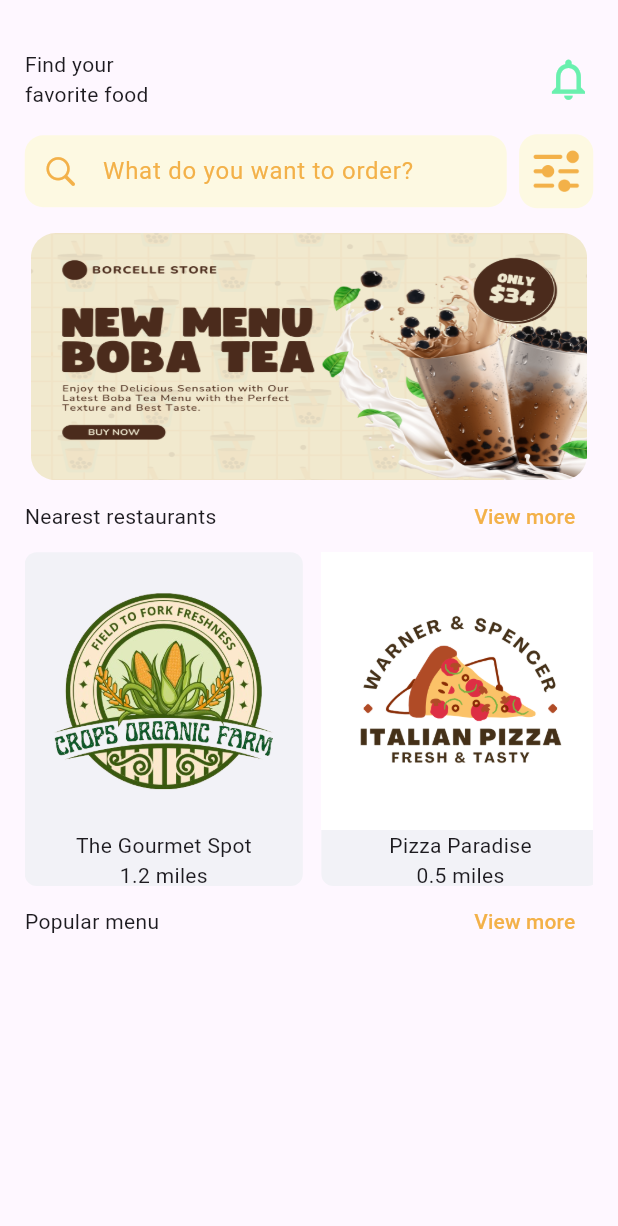
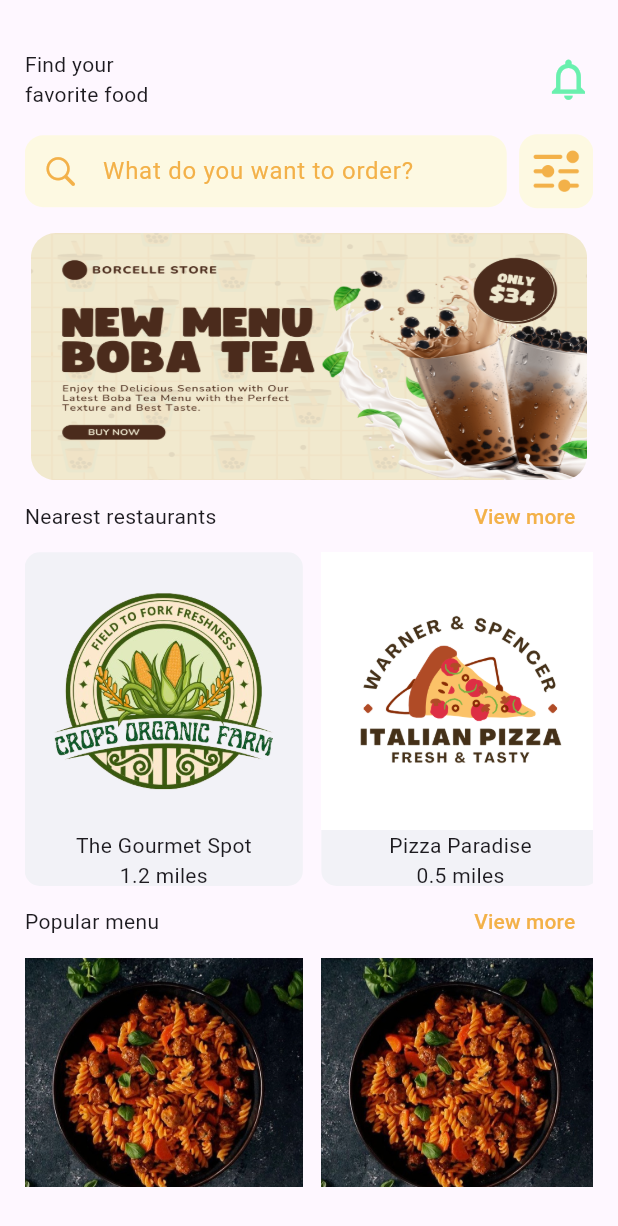
Before and after one commit to LeenAlsous/restaurants_ui, a Flutter app: the HomePage screen opened directly, on a phone screen of 412 x 824 dp. Shown: the top 1226 px of the screen. Run offline on Flutter 3.47's test engine with Material 3 defaults, Android fonts, the phone set to English and light mode, and no system bars; our stand-ins replace persistent_bottom_nav_bar_v2, sizer.

Commit message:
finished home page

```diff
--- /dev/null
+++ b/lib/business_logic/models/details.dart
@@ -0,0 +1,7 @@
+abstract class Details {
+  String get photo;
+
+  String get title;
+
+  String get subTitle;
+}
--- a/lib/business_logic/models/menu_item.dart
+++ b/lib/business_logic/models/menu_item.dart
@@ -1,8 +1,19 @@
-class MenuItem{
+import 'package:oop/business_logic/models/details.dart';
+
+class MenuItem implements Details {
   final int id;
   final String item;
-  final double price;
+  final String price;
   final String image;
 
-  const MenuItem(this. id, this.item, this.price, this.image);
+  const MenuItem(this.id, this.item, this.price, this.image);
+
+  @override
+  String get photo => image;
+
+  @override
+  String get title => item;
+
+  @override
+  String get subTitle => price;
 }
--- a/lib/business_logic/models/restaurants_info.dart
+++ b/lib/business_logic/models/restaurants_info.dart
@@ -1,6 +1,8 @@
+import 'package:oop/business_logic/models/details.dart';
+
 import 'menu_item.dart';
 
-class RestaurantsInfoModel {
+class RestaurantInfo implements Details {
   final String id;
   final String name;
   final String logo;
@@ -10,7 +12,7 @@
   final String tag;
   final List<MenuItem> items;
 
-  const RestaurantsInfoModel(
+  const RestaurantInfo(
       {required this.name,
       required this.logo,
       required this.distance,
@@ -19,4 +21,13 @@
       required this.tag,
       required this.id,
       required this.items});
+
+  @override
+  String get photo => logo;
+
+  @override
+  String get title => name;
+
+  @override
+  String get subTitle => distance;
 }
--- /dev/null
+++ b/lib/dummy_data/dummy_popular_menu.dart
@@ -0,0 +1,13 @@
+import 'package:oop/business_logic/models/menu_item.dart';
+
+const List<MenuItem> popularMenu = [
+  MenuItem(2, 'Filet Mignon', '39.99', 'assets/pasta.jpeg'),
+  MenuItem(3, 'BBQ Chicken Pizza', '18.99', 'assets/pasta.jpeg'),
+  MenuItem(2, 'Pepperoni Pizza', '16.99', 'assets/pasta.jpeg'),
+  MenuItem(4, 'Salmon Sashimi', '19.99', 'assets/pasta.jpeg'),
+  MenuItem(3, 'Quinoa Salad', '10.99', 'assets/pasta.jpeg'),
+  MenuItem(1, 'Chicken Taco', '3.99', 'assets/pasta.jpeg'),
+  MenuItem(2, 'Beef Taco', '4.49', 'assets/pasta.jpeg'),
+  MenuItem(3, 'Lasagna', '16.99', 'assets/pasta.jpeg'),
+  MenuItem(5, 'Red Velvet Cupcake', '2.99', 'assets/pasta.jpeg'),
+];
--- a/lib/dummy_data/restaurants_dummy_info.dart
+++ b/lib/dummy_data/restaurants_dummy_info.dart
@@ -1,7 +1,8 @@
 import 'package:oop/business_logic/models/menu_item.dart';
 import 'package:oop/business_logic/models/restaurants_info.dart';
-const dummyData = [
-  RestaurantsInfoModel(
+
+const restaurants = [
+  RestaurantInfo(
       id: '1',
       name: 'The Gourmet Spot',
       logo: 'assets/farm.png',
@@ -10,15 +11,15 @@
       rating: '4.8',
       tag: 'Fine Dining',
       items: [
-        MenuItem(1, 'Truffle Risotto', 25.99, 'assets/pasta.jpeg'),
-        MenuItem(2, 'Filet Mignon', 39.99, 'assets/pasta.jpeg'),
-        MenuItem(3, 'Lobster Bisque', 19.99, 'assets/pasta.jpeg'),
-        MenuItem(4, 'Duck Confit', 28.99, 'assets/pasta.jpeg'),
-        MenuItem(5, 'Chocolate Soufflé', 12.99, 'assets/pasta.jpeg'),
-        MenuItem(6, 'Wine Pairing', 15.99, 'assets/pasta.jpeg'),
+        MenuItem(1, 'Truffle Risotto', '25.99', 'assets/pasta.jpeg'),
+        MenuItem(2, 'Filet Mignon', '39.99', 'assets/pasta.jpeg'),
+        MenuItem(3, 'Lobster Bisque', '19.99', 'assets/pasta.jpeg'),
+        MenuItem(4, 'Duck Confit', '28.99', 'assets/pasta.jpeg'),
+        MenuItem(5, 'Chocolate Soufflé', '12.99', 'assets/pasta.jpeg'),
+        MenuItem(6, 'Wine Pairing', '15.99', 'assets/pasta.jpeg'),
       ]
   ),
-  RestaurantsInfoModel(
+  RestaurantInfo(
       id: '2',
       name: 'Pizza Paradise',
       logo: 'assets/pizza_logo.png',
@@ -27,15 +28,15 @@
       rating: '4.5',
       tag: 'Fast Food',
       items: [
-      MenuItem(1, 'Margherita Pizza', 14.99, 'assets/pasta.jpeg'),
-      MenuItem(2, 'Pepperoni Pizza', 16.99, 'assets/pasta.jpeg'),
-      MenuItem(3, 'BBQ Chicken Pizza', 18.99, 'assets/pasta.jpeg'),
-      MenuItem(4, 'Veggie Supreme Pizza', 15.99, 'assets/pasta.jpeg'),
-      MenuItem(5, 'Hawaiian Pizza', 17.99, 'assets/pasta.jpeg'),
-      MenuItem(6, 'Cheese Breadsticks', 8.99, 'assets/pasta.jpeg'),
+        MenuItem(1, 'Margherita Pizza', '14.99', 'assets/pasta.jpeg'),
+        MenuItem(2, 'Pepperoni Pizza', '16.99', 'assets/pasta.jpeg'),
+        MenuItem(3, 'BBQ Chicken Pizza', '18.99', 'assets/pasta.jpeg'),
+        MenuItem(4, 'Veggie Supreme Pizza', '15.99', 'assets/pasta.jpeg'),
+        MenuItem(5, 'Hawaiian Pizza', '17.99', 'assets/pasta.jpeg'),
+        MenuItem(6, 'Cheese Breadsticks', '8.99', 'assets/pasta.jpeg'),
       ]
   ),
-  RestaurantsInfoModel(
+  RestaurantInfo(
       id: '3',
       name: 'Sushi Haven',
       logo: 'assets/Japanese_food.png',
@@ -44,33 +45,32 @@
       rating: '4.7',
       tag: 'Japanese',
       items: [
-      MenuItem(1, 'California Roll', 12.99, 'assets/pasta.jpeg'),
-      MenuItem(2, 'Spicy Tuna Roll', 14.99, 'assets/pasta.jpeg'),
-      MenuItem(3, 'Dragon Roll', 16.99, 'assets/pasta.jpeg'),
-      MenuItem(4, 'Salmon Sashimi', 19.99, 'assets/pasta.jpeg'),
-      MenuItem(5, 'Miso Soup', 5.99, 'assets/pasta.jpeg'),
-      MenuItem(6, 'Green Tea Ice Cream', 6.99, 'assets/pasta.jpeg'),
+        MenuItem(1, 'California Roll', '12.99', 'assets/pasta.jpeg'),
+        MenuItem(2, 'Spicy Tuna Roll', '14.99', 'assets/pasta.jpeg'),
+        MenuItem(3, 'Dragon Roll', '16.99', 'assets/pasta.jpeg'),
+        MenuItem(4, 'Salmon Sashimi', '19.99', 'assets/pasta.jpeg'),
+        MenuItem(5, 'Miso Soup', '5.99', 'assets/pasta.jpeg'),
+        MenuItem(6, 'Green Tea Ice Cream', '6.99', 'assets/pasta.jpeg'),
       ]
   ),
-  RestaurantsInfoModel(
+  RestaurantInfo(
       id: '4',
       name: 'Veggie Delight',
-    // todo: make it with no background
       logo: 'assets/vegan.png',
       distance: '1.1 miles',
       description: 'A vegetarian and vegan restaurant with a variety of healthy options.',
       rating: '4.4',
       tag: 'Vegetarian',
       items: [
-      MenuItem(1, 'Grilled Vegetable Platter', 13.99, 'assets/pasta.jpeg'),
-      MenuItem(2, 'Vegan Burger', 11.99, 'assets/pasta.jpeg'),
-      MenuItem(3, 'Quinoa Salad', 10.99, 'assets/pasta.jpeg'),
-      MenuItem(4, 'Stuffed Peppers', 12.99, 'assets/pasta.jpeg'),
-      MenuItem(5, 'Vegan Chocolate Cake', 7.99, 'assets/pasta.jpeg'),
-      MenuItem(6, 'Fresh Juice', 5.99, 'assets/pasta.jpeg'),
+        MenuItem(1, 'Grilled Vegetable Platter', '13.99', 'assets/pasta.jpeg'),
+        MenuItem(2, 'Vegan Burger', '11.99', 'assets/pasta.jpeg'),
+        MenuItem(3, 'Quinoa Salad', '10.99', 'assets/pasta.jpeg'),
+        MenuItem(4, 'Stuffed Peppers', '12.99', 'assets/pasta.jpeg'),
+        MenuItem(5, 'Vegan Chocolate Cake', '7.99', 'assets/pasta.jpeg'),
+        MenuItem(6, 'Fresh Juice', '5.99', 'assets/pasta.jpeg'),
       ]
   ),
-  RestaurantsInfoModel(
+  RestaurantInfo(
       id: '5',
       name: 'Taco Town',
       logo: 'assets/taco.png',
@@ -79,33 +79,32 @@
       rating: '4.3',
       tag: 'Mexican',
       items: [
-      MenuItem(1, 'Chicken Taco', 3.99, 'assets/pasta.jpeg'),
-      MenuItem(2, 'Beef Taco', 4.49, 'assets/pasta.jpeg'),
-      MenuItem(3, 'Fish Taco', 4.99, 'assets/pasta.jpeg'),
-      MenuItem(4, 'Vegetarian Taco', 3.99, 'assets/pasta.jpeg'),
-      MenuItem(5, 'Churros', 5.49, 'assets/pasta.jpeg'),
-      MenuItem(6, 'Margarita', 7.99, 'assets/pasta.jpeg'),
+        MenuItem(1, 'Chicken Taco', '3.99', 'assets/pasta.jpeg'),
+        MenuItem(2, 'Beef Taco', '4.49', 'assets/pasta.jpeg'),
+        MenuItem(3, 'Fish Taco', '4.99', 'assets/pasta.jpeg'),
+        MenuItem(4, 'Vegetarian Taco', '3.99', 'assets/pasta.jpeg'),
+        MenuItem(5, 'Churros', '5.49', 'assets/pasta.jpeg'),
+        MenuItem(6, 'Margarita', '7.99', 'assets/pasta.jpeg'),
       ]
   ),
-  RestaurantsInfoModel(
+  RestaurantInfo(
       id: '6',
       name: 'Pasta Palace',
-    // todo: make it with no background
       logo: 'assets/fast_food.png',
       distance: '1.5 miles',
       description: 'An Italian restaurant with a range of classic and contemporary pasta dishes.',
       rating: '4.7',
       tag: 'Italian',
       items: [
-      MenuItem(1, 'Spaghetti Carbonara', 14.99, 'assets/pasta.jpeg'),
-      MenuItem(2, 'Fettuccine Alfredo', 13.99, 'assets/pasta.jpeg'),
-      MenuItem(3, 'Lasagna', 16.99, 'assets/pasta.jpeg'),
-      MenuItem(4, 'Pesto Penne', 13.99, 'assets/pasta.jpeg'),
-      MenuItem(5, 'Garlic Bread', 6.99, 'assets/pasta.jpeg'),
-      MenuItem(6, 'Tiramisu', 8.99, 'assets/pasta.jpeg'),
+        MenuItem(1, 'Spaghetti Carbonara', '14.99', 'assets/pasta.jpeg'),
+        MenuItem(2, 'Fettuccine Alfredo', '13.99', 'assets/pasta.jpeg'),
+        MenuItem(3, 'Lasagna', '16.99', 'assets/pasta.jpeg'),
+        MenuItem(4, 'Pesto Penne', '13.99', 'assets/pasta.jpeg'),
+        MenuItem(5, 'Garlic Bread', '6.99', 'assets/pasta.jpeg'),
+        MenuItem(6, 'Tiramisu', '8.99', 'assets/pasta.jpeg'),
       ]
   ),
-  RestaurantsInfoModel(
+  RestaurantInfo(
       id: '7',
       name: 'Bakery Bliss',
       logo: 'assets/pink_cake.png',
@@ -114,12 +113,12 @@
       rating: '4.9',
       tag: 'Bakery',
       items: [
-      MenuItem(1, 'Croissant', 2.99, 'assets/pasta.jpeg'),
-      MenuItem(2, 'Chocolate Chip Cookie', 1.49, 'assets/pasta.jpeg'),
-      MenuItem(3, 'Blueberry Muffin', 2.49, 'assets/pasta.jpeg'),
-      MenuItem(4, 'Cinnamon Roll', 3.49, 'assets/pasta.jpeg'),
-      MenuItem(5, 'Red Velvet Cupcake', 2.99, 'assets/pasta.jpeg'),
-      MenuItem(6, 'Cheesecake Slice', 4.99, 'assets/pasta.jpeg'),
+        MenuItem(1, 'Croissant', '2.99', 'assets/pasta.jpeg'),
+        MenuItem(2, 'Chocolate Chip Cookie', '1.49', 'assets/pasta.jpeg'),
+        MenuItem(3, 'Blueberry Muffin', '2.49', 'assets/pasta.jpeg'),
+        MenuItem(4, 'Cinnamon Roll', '3.49', 'assets/pasta.jpeg'),
+        MenuItem(5, 'Red Velvet Cupcake', '2.99', 'assets/pasta.jpeg'),
+        MenuItem(6, 'Cheesecake Slice', '4.99', 'assets/pasta.jpeg'),
       ]
   ),
 ];
--- a/lib/presentation/views/home.dart
+++ b/lib/presentation/views/home.dart
@@ -1,6 +1,6 @@
 import 'package:flutter/cupertino.dart';
 import 'package:flutter/material.dart';
-import 'package:oop/business_logic/models/restaurants_info.dart';
+import 'package:oop/dummy_data/dummy_popular_menu.dart';
 import 'package:oop/dummy_data/restaurants_dummy_info.dart';
 import 'package:oop/presentation/widgets/carousel.dart';
 import 'package:oop/presentation/widgets/restaurant_container.dart';
@@ -11,7 +11,6 @@
 
   @override
   Widget build(BuildContext context) {
-    const List<RestaurantsInfoModel> restaurants = dummyData;
     return GestureDetector(
       onTap: () {
         FocusManager.instance.primaryFocus!.unfocus();
@@ -19,6 +18,7 @@
       child: Scaffold(
         body: Padding(
           padding: EdgeInsets.symmetric(horizontal: 4.w, vertical: 4.h),
+          child: SingleChildScrollView(
             child: Column(
               children: [
                 Row(
@@ -41,8 +41,8 @@
                       child: TextFormField(
                         // color FDF9E2
                         decoration: InputDecoration(
-                        contentPadding:
-                            EdgeInsets.symmetric(vertical: 0, horizontal: 2.h),
+                          contentPadding: EdgeInsets.symmetric(
+                              vertical: 0, horizontal: 2.h),
                           filled: true,
                           fillColor: const Color(0xFFFDF9E2),
                           prefixIcon: const Icon(
@@ -88,7 +88,7 @@
                     child: ListView.builder(
                       scrollDirection: Axis.horizontal,
                       itemBuilder: (context, index) =>
-                        RestaurantContainer(restaurant: restaurants[index]),
+                          CustomContainer(detail: restaurants[index]),
                       itemCount: restaurants.length,
                     )),
                 Row(
@@ -103,7 +103,16 @@
                         ))
                   ],
                 ),
+                SizedBox(
+                    height: 30.h,
+                    child: ListView.builder(
+                      scrollDirection: Axis.horizontal,
+                      itemBuilder: (context, index) =>
+                          CustomContainer(detail: popularMenu[index]),
+                      itemCount: popularMenu.length,
+                    )),
               ],
+            ),
           ),
         ),
       ),
--- a/lib/presentation/widgets/carousel.dart
+++ b/lib/presentation/widgets/carousel.dart
@@ -16,7 +16,7 @@
   ];
   @override
   Widget build(BuildContext context) {
-    return Container(height: 20.h,
+    return SizedBox(height: 20.h,
     width: 90.w,
     child: PageView.builder(itemBuilder: (context, index) => ClipRRect(borderRadius: BorderRadius.circular(4.w),child: Image.asset(images[index], fit: BoxFit.fill,)), itemCount: images.length));
   }
--- a/lib/presentation/widgets/restaurant_container.dart
+++ b/lib/presentation/widgets/restaurant_container.dart
@@ -1,11 +1,10 @@
 import 'package:flutter/cupertino.dart';
-import 'package:flutter/material.dart';
-import 'package:oop/business_logic/models/restaurants_info.dart';
+import 'package:oop/business_logic/models/details.dart';
 import 'package:sizer/sizer.dart';
 
-class RestaurantContainer extends StatelessWidget {
-  final RestaurantsInfoModel restaurant;
-  const RestaurantContainer({Key? key, required this.restaurant}) : super(key: key);
+class CustomContainer extends StatelessWidget {
+  final Details detail;
+  const CustomContainer({Key? key, required this.detail}) : super(key: key);
 
   @override
   Widget build(BuildContext context) {
@@ -13,14 +12,14 @@
       width: 45.w,
       margin: EdgeInsets.only(right: 3.w),
       decoration: BoxDecoration(
-        borderRadius: BorderRadius.circular(8),
+        borderRadius: BorderRadius.circular(10),
         color: CupertinoColors.systemGrey6
       ),
       child: Column(
         children: [
-          Image.asset(restaurant.logo),
-          Text(restaurant.name),
-          Text(restaurant.distance)
+          Image.asset(detail.photo),
+          Text(detail.title),
+          Text(detail.subTitle)
         ],
       ),
     );
```
Also changed, not shown: assets/pasta.jpeg (added). Lines whose indentation alone changed are shown as unchanged.
